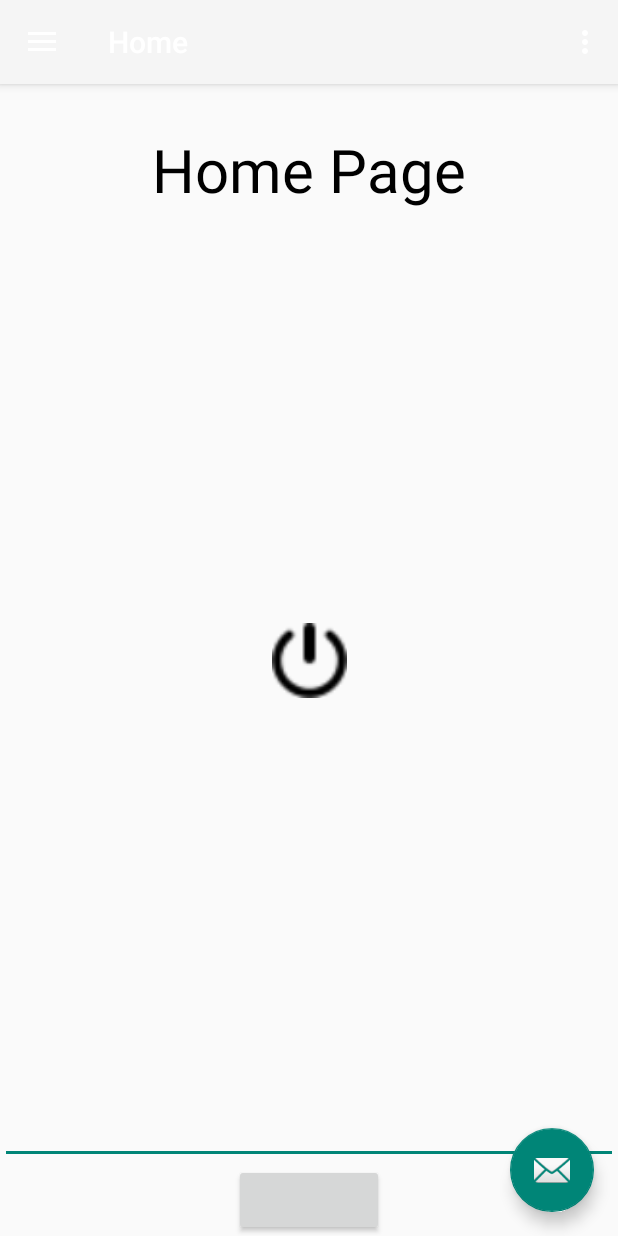
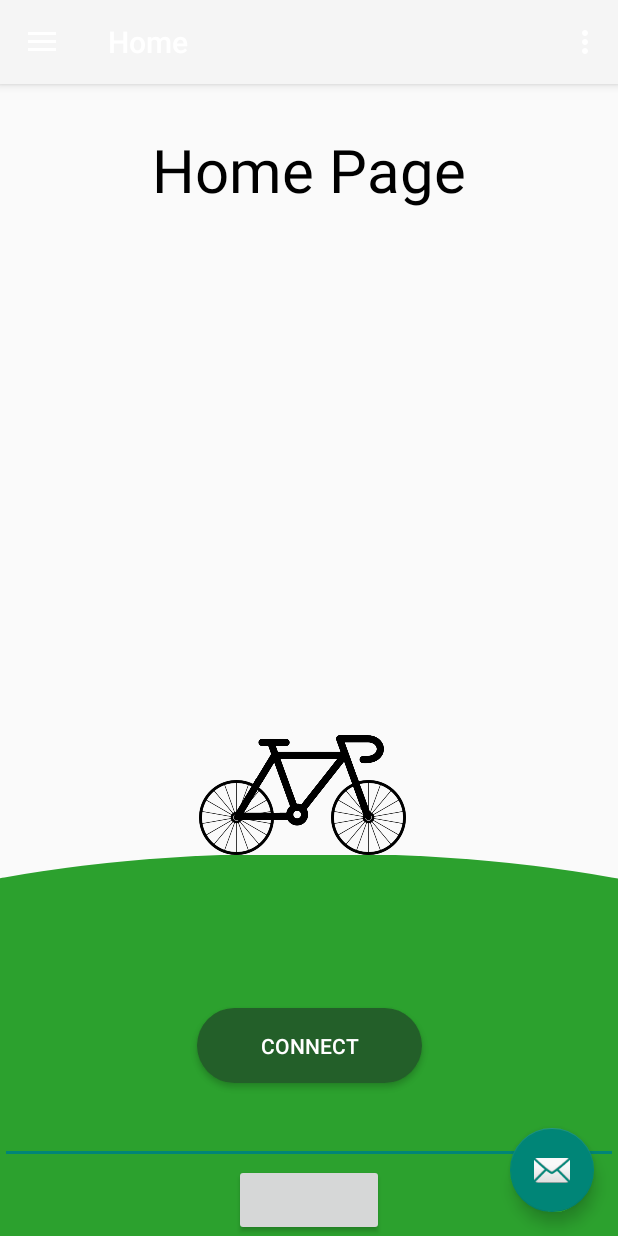
Before and after one commit to danalex032003/GetOverITApp, an Android app: the screen it shows after launch once a user with an empty profile is signed in (HomePageActivity), on a phone screen of 412 x 824 dp. Run offline under Robolectric (Android 15) with nearby library versions, the phone set to English and light mode, and no system bars; our stand-ins replace Firebase (no records; nobody signed in at launch, a user with empty details on screens opened directly), navigation-ui.

Commit message:
Bicycle animation in HomeFragment

```diff
--- a/app/src/main/java/com/example/getoveritapp/ui/home/HomeFragment.java
+++ b/app/src/main/java/com/example/getoveritapp/ui/home/HomeFragment.java
@@ -7,15 +7,14 @@ import android.os.Bundle;
 import android.view.LayoutInflater;
 import android.view.View;
 import android.view.ViewGroup;
+import android.view.animation.Animation;
+import android.view.animation.AnimationUtils;
 import android.widget.Button;
 import android.widget.EditText;
 import android.widget.ImageView;
-import android.widget.TextView;
 
 import androidx.annotation.NonNull;
-import androidx.annotation.Nullable;
 import androidx.fragment.app.Fragment;
-import androidx.lifecycle.Observer;
 import androidx.lifecycle.ViewModelProvider;
 
 import com.example.getoveritapp.R;
@@ -36,9 +35,12 @@ public class HomeFragment extends Fragment {
     BluetoothSocket bluetoothSocket = null;
     private OutputStream outputStream;
 
-    private ImageView connect;
+    private Button connect;
+    private ImageView backWheelIcon, frontWheelIcon;
     private EditText optionEditText;
     private Button sendOption;
+
+    private Animation rotateAnimation;
 
     public View onCreateView(@NonNull LayoutInflater inflater,
                              ViewGroup container, Bundle savedInstanceState) {
@@ -49,13 +51,16 @@ public class HomeFragment extends Fragment {
 
         connect = root.findViewById(R.id.bluetooth_connect);
         optionEditText = root.findViewById(R.id.option_edit_text);
-        sendOption = root.findViewById(R.id.nu_inteleg_ce_are);
+        sendOption = root.findViewById(R.id.send_option_button);
 
+        backWheelIcon = root.findViewById(R.id.back_wheel_icon);
+        frontWheelIcon = root.findViewById(R.id.front_wheel_icon);
 
         connect.setOnClickListener(new View.OnClickListener() {
             @Override
             public void onClick(View v) {
 
+                rotateAnimation();
                 bluetoothAdapter = BluetoothAdapter.getDefaultAdapter();
 
                 try {
@@ -92,4 +97,10 @@ public class HomeFragment extends Fragment {
             e.printStackTrace();
         }
     }
+
+    private void rotateAnimation() {
+        rotateAnimation = AnimationUtils.loadAnimation(getContext(), R.anim.wheel_animation);
+        backWheelIcon.startAnimation(rotateAnimation);
+        frontWheelIcon.startAnimation(rotateAnimation);
+    }
 }
--- /dev/null
+++ b/app/src/main/res/anim/wheel_animation.xml
@@ -0,0 +1,13 @@
+<?xml version="1.0" encoding="utf-8"?>
+<set xmlns:android="http://schemas.android.com/apk/res/android"
+    android:duration="5000">
+
+    <rotate
+        android:pivotX="50%"
+        android:pivotY="50%"
+        android:fromDegrees="0"
+        android:toDegrees="360">
+
+    </rotate>
+
+</set>
--- /dev/null
+++ b/app/src/main/res/drawable/connect_button_backgroud.xml
@@ -0,0 +1,13 @@
+<?xml version="1.0" encoding="utf-8"?>
+<ripple
+    xmlns:android="http://schemas.android.com/apk/res/android"
+    android:color="@color/colorWhite">
+    <item>
+        <shape android:shape="rectangle">
+            <solid android:color="@color/colorDarkGreen"/>
+            <size android:width="150dp"
+                android:height="50dp"/>
+            <corners android:radius="100dp"/>
+        </shape>
+    </item>
+</ripple>
--- /dev/null
+++ b/app/src/main/res/drawable/fragment_home_bottom_view.xml
@@ -0,0 +1,24 @@
+<layer-list
+    xmlns:android="http://schemas.android.com/apk/res/android">
+
+    <item
+        android:height="200dp">
+
+        <shape
+            android:shape="rectangle">
+
+            <solid
+                android:color="@color/colorLightGreen"/>
+        </shape>
+
+    </item>
+
+    <item
+        android:drawable="@drawable/ripple_arch"
+        android:top="200dp"
+        android:height="55dp">
+
+    </item>
+
+
+</layer-list>
--- /dev/null
+++ b/app/src/main/res/drawable/ripple_arch.xml
@@ -0,0 +1,26 @@
+<vector xmlns:android="http://schemas.android.com/apk/res/android" xmlns:aapt="http://schemas.android.com/aapt"
+    android:viewportWidth="132.2917"
+    android:viewportHeight="79.375"
+    android:width="200dp"
+    android:height="35dp">
+    <path
+        android:pathData="M168.8503 -23.11882A102.4979 102.4979 0 0 1 -36.14543 -23.11882A102.4979 102.4979 0 0 1 168.8503 -23.11882Z"
+        android:fillType="evenOdd">
+        <aapt:attr
+            name="android:fillColor">
+            <gradient
+                android:startX="-16.61908"
+                android:startY="18.12991"
+                android:endX="134.4635"
+                android:endY="34.37128"
+                android:tileMode="clamp">
+                <item
+                    android:color="#2ca12e"
+                    android:offset=".15" />
+                <item
+                    android:color="#2ca12e"
+                    android:offset="1" />
+            </gradient>
+        </aapt:attr>
+    </path>
+</vector>
--- a/app/src/main/res/layout/fragment_home.xml
+++ b/app/src/main/res/layout/fragment_home.xml
@@ -5,6 +5,52 @@
     android:layout_width="match_parent"
     android:layout_height="match_parent"
     tools:context=".ui.home.HomeFragment">
+
+    <View
+        android:id="@+id/bottom_view"
+        android:layout_width="match_parent"
+        android:layout_height="254dp"
+        android:background="@drawable/fragment_home_bottom_view"
+        android:rotation="180"
+        app:layout_constraintBottom_toBottomOf="parent"/>
+
+    <androidx.constraintlayout.widget.ConstraintLayout
+        android:layout_width="match_parent"
+        android:layout_height="wrap_content"
+        app:layout_constraintStart_toStartOf="parent"
+        app:layout_constraintEnd_toEndOf="parent"
+        app:layout_constraintBottom_toTopOf="@+id/bottom_view">
+
+        <ImageView
+            android:id="@+id/bicycle_icon"
+            android:layout_width="100dp"
+            android:layout_height="100dp"
+            android:src="@drawable/ic_bicycle"
+            app:layout_constraintBottom_toBottomOf="parent"
+            app:layout_constraintStart_toStartOf="parent"
+            app:layout_constraintEnd_toEndOf="parent"/>
+
+        <ImageView
+            android:id="@+id/back_wheel_icon"
+            android:layout_width="50dp"
+            android:layout_height="50dp"
+            android:src="@drawable/ic_bicycle_wheel"
+            android:layout_marginEnd="97dp"
+            app:layout_constraintBottom_toBottomOf="parent"
+            app:layout_constraintStart_toStartOf="parent"
+            app:layout_constraintEnd_toEndOf="parent"/>
+
+        <ImageView
+            android:id="@+id/front_wheel_icon"
+            android:layout_width="50dp"
+            android:layout_height="50dp"
+            android:src="@drawable/ic_bicycle_wheel"
+            android:layout_marginStart="79dp"
+            app:layout_constraintBottom_toBottomOf="parent"
+            app:layout_constraintStart_toStartOf="parent"
+            app:layout_constraintEnd_toEndOf="parent"/>
+
+    </androidx.constraintlayout.widget.ConstraintLayout>
 
     <TextView
         android:id="@+id/text_home"
@@ -18,19 +64,21 @@
         app:layout_constraintStart_toStartOf="parent"
         app:layout_constraintEnd_toEndOf="parent"/>
 
-    <ImageView
+    <Button
         android:id="@+id/bluetooth_connect"
-        android:layout_width="50dp"
-        android:layout_height="50dp"
-        android:src="@drawable/ic_connect"
-        app:layout_constraintTop_toTopOf="parent"
-        app:layout_constraintBottom_toBottomOf="parent"
+        android:layout_width="wrap_content"
+        android:layout_height="wrap_content"
+        android:background="@drawable/connect_button_backgroud"
+        android:text="Connect"
+        android:textColor="@color/colorWhite"
+        app:layout_constraintTop_toTopOf="@id/bottom_view"
+        app:layout_constraintBottom_toBottomOf="@id/bottom_view"
         app:layout_constraintStart_toStartOf="parent"
         app:layout_constraintEnd_toEndOf="parent"
         app:tint="@color/colorBlack" />
 
     <Button
-        android:id="@+id/nu_inteleg_ce_are"
+        android:id="@+id/send_option_button"
         android:layout_width="100dp"
         android:layout_height="wrap_content"
         app:layout_constraintBottom_toBottomOf="parent"
@@ -43,5 +91,5 @@
         android:layout_height="wrap_content"
         android:textSize="25dp"
         android:gravity="center"
-        app:layout_constraintBottom_toTopOf="@id/nu_inteleg_ce_are"/>
+        app:layout_constraintBottom_toTopOf="@id/send_option_button"/>
 </androidx.constraintlayout.widget.ConstraintLayout>
--- a/app/src/main/res/values/colors.xml
+++ b/app/src/main/res/values/colors.xml
@@ -4,6 +4,7 @@
     <color name="colorPrimaryDark">#3700B3</color>
     <color name="colorAccent">#03DAC5</color>
     <color name="colorBlack">#000000</color>
+    <color name="colorWhite">#ffffff</color>
     <color name="colorDarkGreen">#235f29</color>
     <color name="colorLightGreen">#2ca12e</color>
 </resources>
```
Also changed, not shown: app/src/main/res/drawable-v24/ic_bicycle.png (added), app/src/main/res/drawable-v24/ic_bicycle_wheel.png (added).
